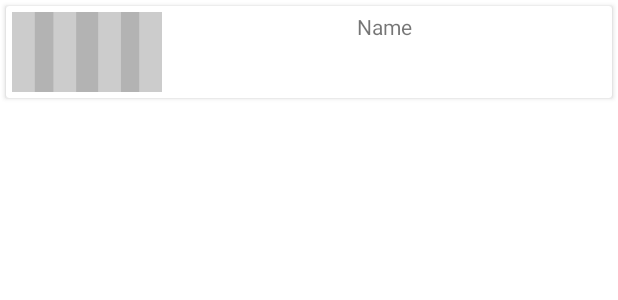
After one commit to thomas-warrier/City-Guesser, an Android app: the layout card_country.xml on its own in the app's theme, with its tools: preview values and no code run, on a phone screen of 412 x 824 dp. The commit adds this screen. Shown: the top 300 px of the screen. Run offline under Robolectric (Android 15) with nearby library versions, the phone set to English and light mode, and no system bars.

Commit message:
default recycleView works

```diff
--- a/app/src/main/AndroidManifest.xml
+++ b/app/src/main/AndroidManifest.xml
@@ -13,7 +13,7 @@
         android:theme="@style/Theme.ProjetFinaleKotlin"
         tools:targetApi="31">
         <activity
-            android:name=".CountryActivity"
+            android:name=".country.CountryActivity"
             android:exported="true">
             <intent-filter>
                 <action android:name="android.intent.action.MAIN" />
--- /dev/null
+++ b/app/src/main/java/com/example/projetfinalekotlin/country/Country.kt
@@ -0,0 +1,6 @@
+package com.example.projetfinalekotlin.country
+
+data class Country(
+    val name: String,
+    val logoPath: String
+)
--- /dev/null
+++ b/app/src/main/res/drawable/default_flag.xml
@@ -0,0 +1,26 @@
+<vector xmlns:android="http://schemas.android.com/apk/res/android"
+    android:width="134.57dp"
+    android:height="72.68dp"
+    android:viewportWidth="134.57"
+    android:viewportHeight="72.68">
+  <path
+      android:pathData="M0,-0h134.51v72.62h-134.51z"
+      android:strokeWidth="0.264583"
+      android:fillColor="#b3b3b3"/>
+  <path
+      android:pathData="M0,0.01h20.47v72.64h-20.47z"
+      android:strokeWidth="0.28378"
+      android:fillColor="#cccccc"/>
+  <path
+      android:pathData="M37.11,0.02h20.47v72.64h-20.47z"
+      android:strokeWidth="0.28378"
+      android:fillColor="#cccccc"/>
+  <path
+      android:pathData="M77.28,0.03h20.47v72.64h-20.47z"
+      android:strokeWidth="0.28378"
+      android:fillColor="#cccccc"/>
+  <path
+      android:pathData="M114.1,0.04h20.47v72.64h-20.47z"
+      android:strokeWidth="0.28378"
+      android:fillColor="#cccccc"/>
+</vector>
--- a/app/src/main/res/layout/activity_country.xml
+++ b/app/src/main/res/layout/activity_country.xml
@@ -4,7 +4,7 @@
     xmlns:tools="http://schemas.android.com/tools"
     android:layout_width="match_parent"
     android:layout_height="match_parent"
-    tools:context=".CountryActivity">
+    tools:context=".country.CountryActivity">
 
     <androidx.cardview.widget.CardView
         android:id="@+id/topBar"
--- /dev/null
+++ b/app/src/main/res/layout/card_country.xml
@@ -0,0 +1,34 @@
+<?xml version="1.0" encoding="utf-8"?>
+<androidx.cardview.widget.CardView xmlns:android="http://schemas.android.com/apk/res/android"
+    xmlns:app="http://schemas.android.com/apk/res-auto"
+    android:layout_width="match_parent"
+    android:layout_height="wrap_content"
+    android:layout_margin="4dp">
+
+    <androidx.constraintlayout.widget.ConstraintLayout
+        android:layout_width="match_parent"
+        android:layout_height="match_parent"
+        android:layout_margin="4dp">
+
+        <ImageView
+            android:id="@+id/countryLogo"
+            android:layout_width="100dp"
+            android:layout_height="match_parent"
+            android:adjustViewBounds="true"
+            android:scaleType="centerCrop"
+            android:src="@drawable/default_flag"
+            android:contentDescription="@string/drapeau_correspondant_au_pays"
+            app:layout_constraintStart_toStartOf="parent" />
+
+        <TextView
+            android:id="@+id/name"
+            android:layout_width="wrap_content"
+            android:layout_height="match_parent"
+            android:text="Name"
+            app:layout_constraintEnd_toEndOf="parent"
+            app:layout_constraintStart_toEndOf="@id/countryLogo" />
+
+
+    </androidx.constraintlayout.widget.ConstraintLayout>
+
+</androidx.cardview.widget.CardView>
```
Also changed, not shown: app/src/main/java/com/example/projetfinalekotlin/country/CountryActivity.kt (renamed from app/src/main/java/com/example/projetfinalekotlin/CountryActivity.kt, +10 -1 lines), app/src/main/java/com/example/projetfinalekotlin/country/CountryAdapter.kt (added, +44 -0 lines), app/src/main/java/com/example/projetfinalekotlin/country/CountryViewHolder.kt (added, +23 -0 lines).
